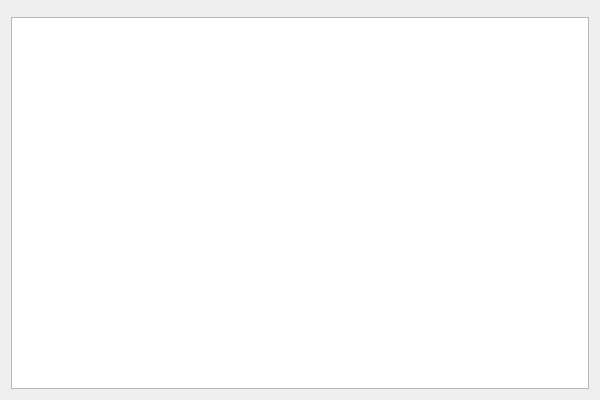
Old version of the form Editor/LuxonEditor.GUI.Qt/AssetBrowser/AssetBrowserWindow.ui in the repository s-rahmani1992/LuxonEngine.
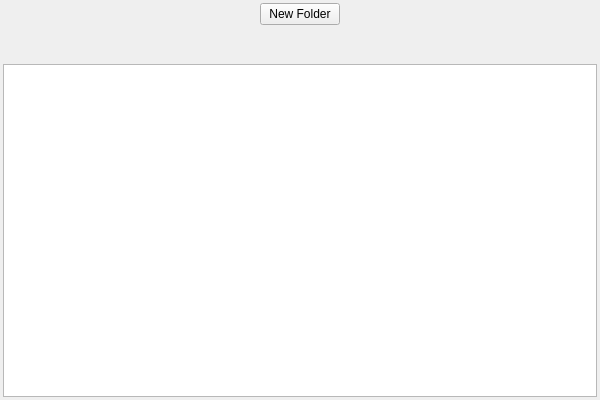
New version of the form.

Commit message: Added button to the asset browser for creating new folder.

The edit to the form file:
```diff
--- a/Editor/LuxonEditor.GUI.Qt/AssetBrowser/AssetBrowserWindow.ui
+++ b/Editor/LuxonEditor.GUI.Qt/AssetBrowser/AssetBrowserWindow.ui
@@ -20,6 +20,55 @@
    <string>AssetBrowserWindow</string>
   </property>
   <layout class="QVBoxLayout" name="verticalLayout_2">
+   <property name="spacing">
+    <number>3</number>
+   </property>
+   <property name="leftMargin">
+    <number>3</number>
+   </property>
+   <property name="topMargin">
+    <number>3</number>
+   </property>
+   <property name="rightMargin">
+    <number>3</number>
+   </property>
+   <property name="bottomMargin">
+    <number>3</number>
+   </property>
+   <item>
+    <widget class="QWidget" name="buttonPanel" native="true">
+     <layout class="QHBoxLayout" name="horizontalLayout_2">
+      <property name="spacing">
+       <number>3</number>
+      </property>
+      <property name="leftMargin">
+       <number>0</number>
+      </property>
+      <property name="topMargin">
+       <number>0</number>
+      </property>
+      <property name="rightMargin">
+       <number>0</number>
+      </property>
+      <property name="bottomMargin">
+       <number>0</number>
+      </property>
+      <item>
+       <widget class="QPushButton" name="newFolderButton">
+        <property name="sizePolicy">
+         <sizepolicy hsizetype="Fixed" vsizetype="Fixed">
+          <horstretch>0</horstretch>
+          <verstretch>0</verstretch>
+         </sizepolicy>
+        </property>
+        <property name="text">
+         <string>New Folder</string>
+        </property>
+       </widget>
+      </item>
+     </layout>
+    </widget>
+   </item>
    <item>
     <layout class="QVBoxLayout" name="verticalLayout">
      <item>
@@ -47,7 +96,7 @@
          <number>3</number>
         </property>
         <property name="sizeConstraint">
-         <enum>QLayout::SizeConstraint::SetFixedSize</enum>
+         <enum>QLayout::SizeConstraint::SetDefaultConstraint</enum>
         </property>
         <property name="topMargin">
          <number>0</number>
```
The commit also changes 3 other files.
